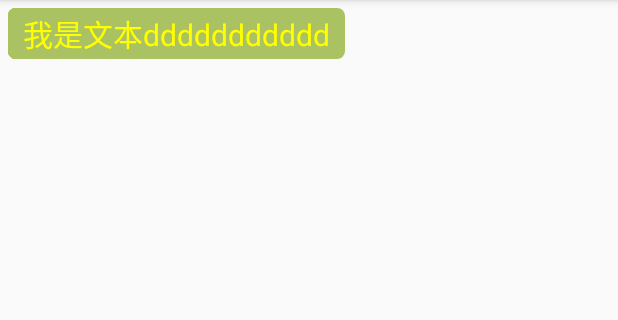
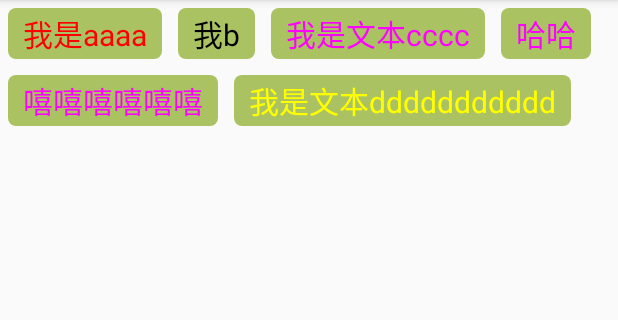
Before and after one commit to hxy493045049/TagLayout, an Android app: the screen it shows after launch (MainActivity), on a phone screen of 412 x 824 dp, the part 84-404 px from its top. Run offline under Robolectric (Android 15) with nearby library versions, the phone set to English and light mode, and no system bars.

Commit message:
自定义控件报名错误

```diff
--- a/app/src/main/res/layout/activity_main.xml
+++ b/app/src/main/res/layout/activity_main.xml
@@ -3,7 +3,7 @@
     android:layout_width="match_parent"
     android:layout_height="match_parent"
     android:orientation="vertical"  >
-	<com.dn.customview.TagLayout
+	<com.demo.shawn.taglayout.TagLayout
 	    android:layout_width="match_parent"
 	    android:layout_height="wrap_content" >
 
@@ -55,5 +55,5 @@
 	        android:layout_margin="5dp"
 	        android:textColor="#ff0"
 	        android:text="我是文本ddddddddddd" />
-	</com.dn.customview.TagLayout>
+	</com.demo.shawn.taglayout.TagLayout>
 </LinearLayout>
```
